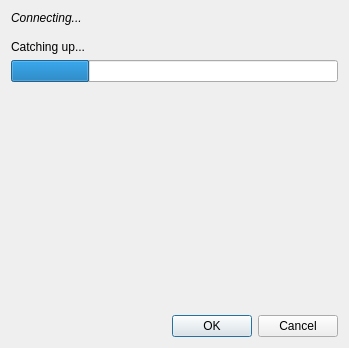
This is src/desktop/ui/logindialog.ui in drawpile/Drawpile as Qt 5 draws it before an edit. The edited form follows.
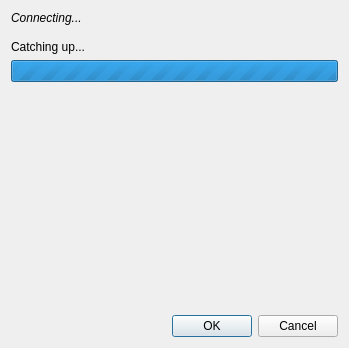
This is the edited form. The open tabs and pages were chosen to show the change. Icons and pictures are not drawn. Custom widgets are drawn as their Qt base class.

Commit message:
Use indeterminate progress bar at start of session catchup
Starting with an indeterminate progress bar keeps the
differentiation of the state where no catchup data is received
yet, without a weird backwards jump.

```diff
--- a/src/desktop/ui/logindialog.ui
+++ b/src/desktop/ui/logindialog.ui
@@ -320,8 +320,11 @@
        </item>
        <item>
         <widget class="QProgressBar" name="progressBar">
-         <property name="value">
-          <number>24</number>
+         <property name="minimum">
+          <number>0</number>
+         </property>
+         <property name="maximum">
+          <number>0</number>
          </property>
          <property name="textVisible">
           <bool>false</bool>
```
The commit also changes 1 other file.
